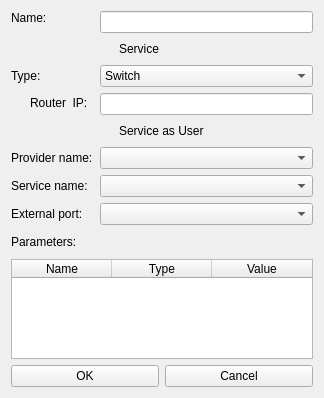
Above: DCGUI/Windows/TenantSwitch.ui from DanielZorin/DataCenters before the change. Below: the same form after it.
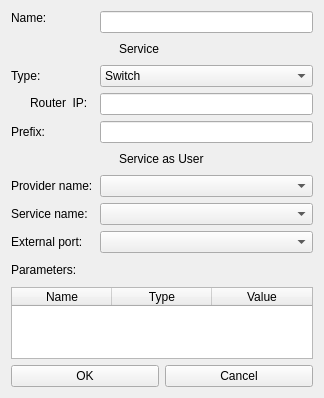
That is the form after the change. Icons and pictures are not drawn.

The edit to the form file:
```diff
--- a/DCGUI/Windows/TenantSwitch.ui
+++ b/DCGUI/Windows/TenantSwitch.ui
@@ -98,43 +98,53 @@
        <item row="3" column="1">
         <widget class="QLineEdit" name="ip"/>
        </item>
-       <item row="4" column="1">
+       <item row="5" column="1">
         <widget class="QCheckBox" name="serviceasuser">
          <property name="text">
           <string>Service as User</string>
          </property>
         </widget>
        </item>
-       <item row="5" column="0">
+       <item row="6" column="0">
         <widget class="QLabel" name="label_5">
          <property name="text">
           <string>Provider name:</string>
          </property>
         </widget>
        </item>
-       <item row="5" column="1">
+       <item row="6" column="1">
         <widget class="QComboBox" name="provider"/>
        </item>
-       <item row="6" column="0">
+       <item row="7" column="0">
         <widget class="QLabel" name="label_2">
          <property name="text">
           <string>Service name:</string>
          </property>
         </widget>
        </item>
-       <item row="6" column="1">
+       <item row="7" column="1">
         <widget class="QComboBox" name="servicename"/>
        </item>
-       <item row="7" column="0">
+       <item row="8" column="0">
         <widget class="QLabel" name="label_6">
          <property name="text">
           <string>External port:</string>
          </property>
         </widget>
        </item>
-       <item row="7" column="1">
+       <item row="8" column="1">
         <widget class="QComboBox" name="port"/>
        </item>
+       <item row="4" column="1">
+        <widget class="QLineEdit" name="prefix"/>
+       </item>
+       <item row="4" column="0">
+        <widget class="QLabel" name="label">
+         <property name="text">
+          <string>Prefix:</string>
+         </property>
+        </widget>
+       </item>
       </layout>
      </item>
      <item>
```
